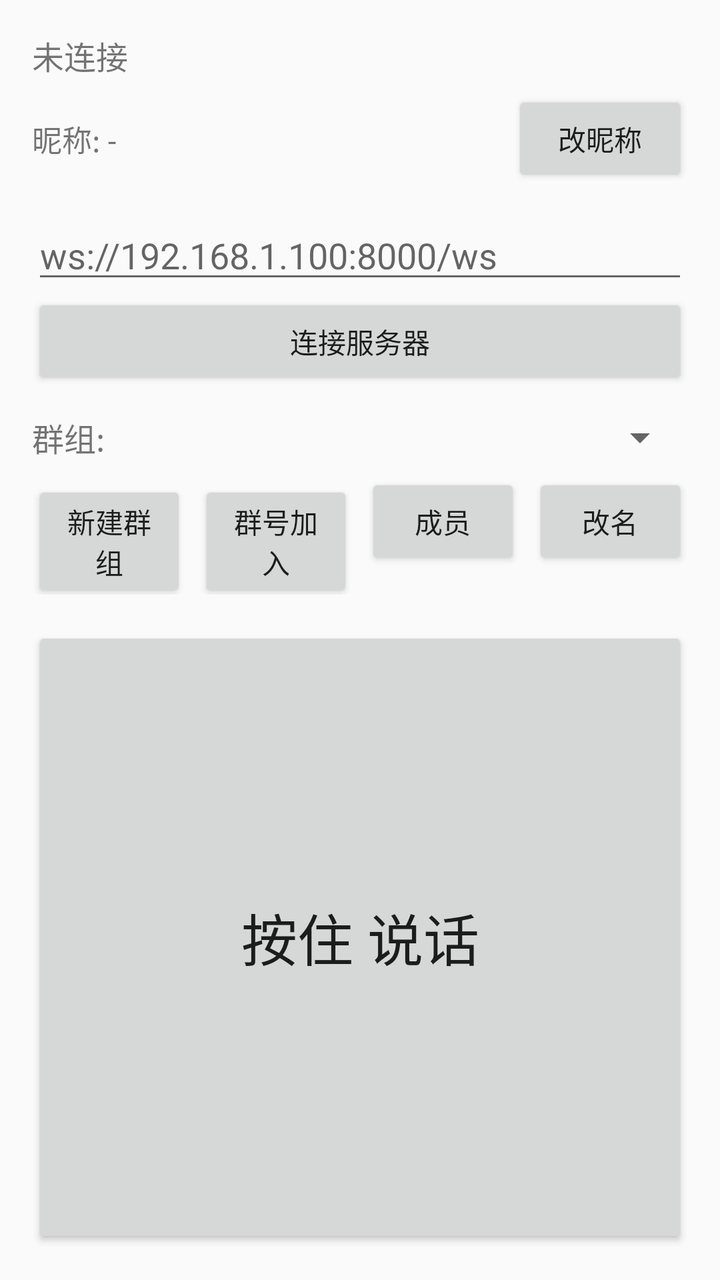
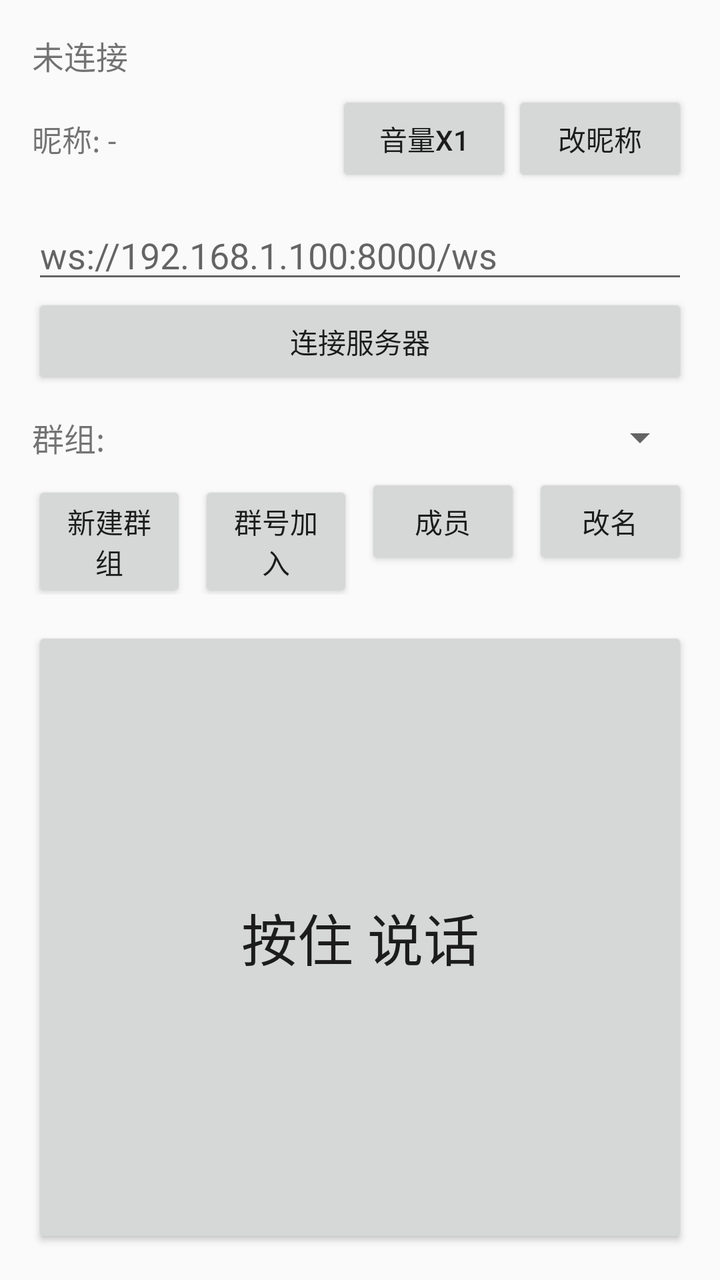

Screens rendered from an Android XML layout before and after an edit, with the pre-edit source and the edit as a unified diff.
<!-- AndroidManifest.xml: application theme android:Theme.Material.Light.DarkActionBar -->
<!-- res/layout/activity_main.xml -->
<?xml version="1.0" encoding="utf-8"?>
<LinearLayout xmlns:android="http://schemas.android.com/apk/res/android"
    android:layout_width="match_parent"
    android:layout_height="match_parent"
    android:orientation="vertical"
    android:padding="16dp">

    <TextView
        android:id="@+id/tvStatus"
        android:layout_width="match_parent"
        android:layout_height="wrap_content"
        android:text="未连接"
        android:textSize="16sp" />

    <LinearLayout
        android:layout_width="match_parent"
        android:layout_height="wrap_content"
        android:layout_marginTop="6dp"
        android:gravity="center_vertical"
        android:orientation="horizontal">

        <TextView
            android:id="@+id/tvMyName"
            android:layout_width="0dp"
            android:layout_height="wrap_content"
            android:layout_weight="1"
            android:text="昵称: -"
            android:textSize="15sp" />

        <Button
            android:id="@+id/btnMyName"
            android:layout_width="wrap_content"
            android:layout_height="wrap_content"
            android:text="改昵称" />
    </LinearLayout>

    <EditText
        android:id="@+id/etServer"
        android:layout_width="match_parent"
        android:layout_height="wrap_content"
        android:layout_marginTop="12dp"
        android:hint="ws://192.168.1.100:8000/ws"
        android:inputType="textUri" />

    <Button
        android:id="@+id/btnConnect"
        android:layout_width="match_parent"
        android:layout_height="wrap_content"
        android:text="连接服务器" />

    <LinearLayout
        android:layout_width="match_parent"
        android:layout_height="wrap_content"
        android:layout_marginTop="12dp"
        android:gravity="center_vertical"
        android:orientation="horizontal">

        <TextView
            android:layout_width="wrap_content"
            android:layout_height="wrap_content"
            android:text="群组:"
            android:textSize="16sp" />

        <Spinner
            android:id="@+id/spGroup"
            android:layout_width="0dp"
            android:layout_height="wrap_content"
            android:layout_weight="1" />
    </LinearLayout>

    <LinearLayout
        android:layout_width="match_parent"
        android:layout_height="wrap_content"
        android:layout_marginTop="6dp"
        android:orientation="horizontal">

        <Button
            android:id="@+id/btnCreateGroup"
            android:layout_width="0dp"
            android:layout_height="wrap_content"
            android:layout_weight="1"
            android:text="新建群组" />

        <Button
            android:id="@+id/btnJoinGroup"
            android:layout_width="0dp"
            android:layout_height="wrap_content"
            android:layout_marginStart="6dp"
            android:layout_weight="1"
            android:text="群号加入" />

        <Button
            android:id="@+id/btnMembers"
            android:layout_width="0dp"
            android:layout_height="wrap_content"
            android:layout_marginStart="6dp"
            android:layout_weight="1"
            android:text="成员" />

        <Button
            android:id="@+id/btnRenameGroup"
            android:layout_width="0dp"
            android:layout_height="wrap_content"
            android:layout_marginStart="6dp"
            android:layout_weight="1"
            android:text="改名" />
    </LinearLayout>

    <Button
        android:id="@+id/btnPtt"
        android:layout_width="match_parent"
        android:layout_height="0dp"
        android:layout_marginTop="16dp"
        android:layout_weight="1"
        android:text="按住 说话"
        android:textSize="28sp" />
</LinearLayout>
<!-- resources referenced by this layout -->
<resources>

</resources>

<!-- the commit's change to res/layout/activity_main.xml (unified diff, before → after) -->
@@ -26,6 +26,12 @@
             android:layout_weight="1"
             android:text="昵称: -"
             android:textSize="15sp" />
+
+        <Button
+            android:id="@+id/btnGain"
+            android:layout_width="wrap_content"
+            android:layout_height="wrap_content"
+            android:text="音量x1" />
 
         <Button
             android:id="@+id/btnMyName"
